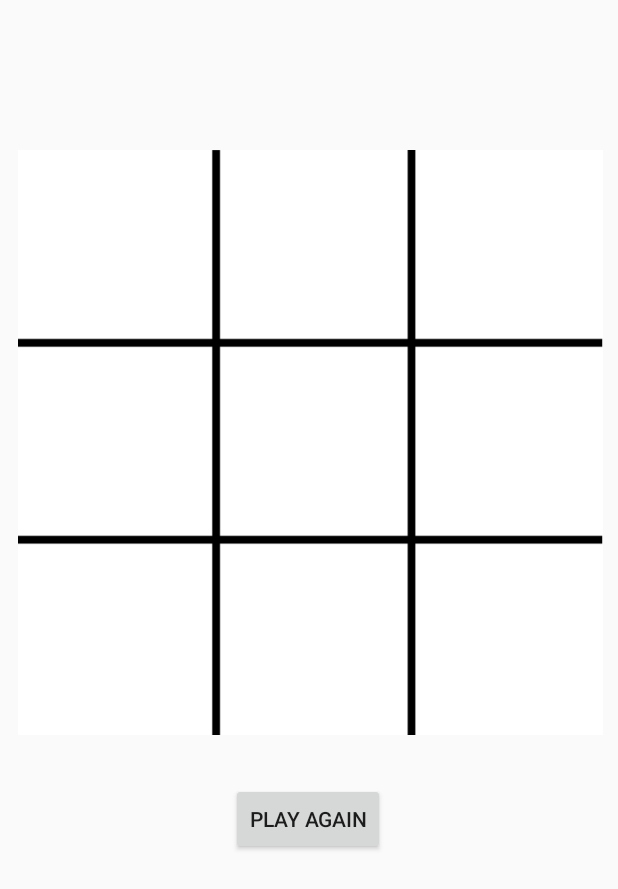
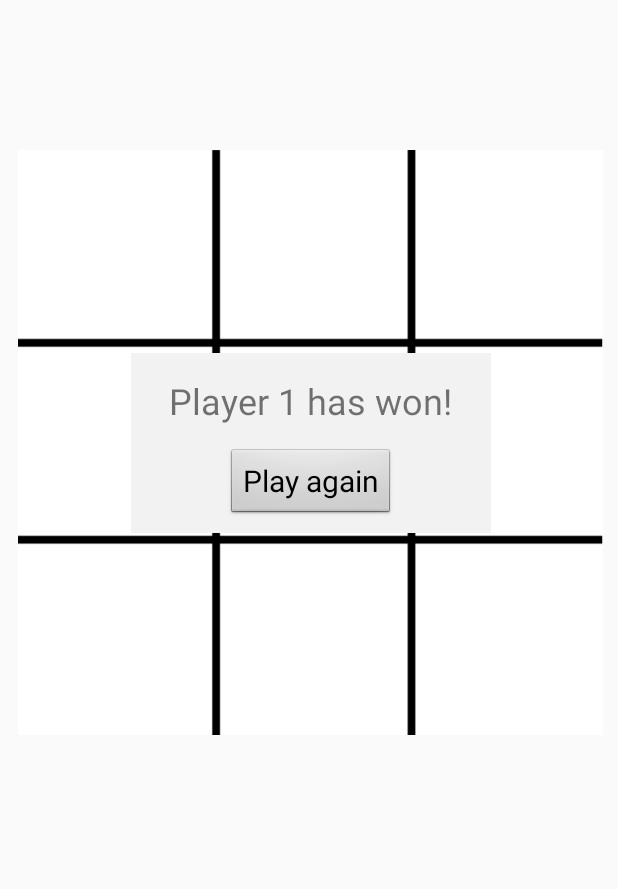
Before and after one commit to Udemy-The-Complete-Android-Dev-Course/S4-Connect-3, an Android app: the layout activity_main.xml on its own in the app's theme, with its tools: preview values and no code run, on a phone screen of 412 x 824 dp. Shown: the top 889 px of the screen. Run offline under Robolectric (Android 15) with nearby library versions, the phone set to English and light mode, and no system bars.

```diff
--- a/app/src/main/res/layout/activity_main.xml
+++ b/app/src/main/res/layout/activity_main.xml
@@ -107,15 +107,36 @@
 
     </TableLayout>
 
+    <LinearLayout
+        android:id="@+id/endOfGameLayout"
+        android:layout_width="240dp"
+        android:layout_height="120dp"
+        android:background="#F3F2F2"
+        android:orientation="vertical"
+        app:layout_constraintBottom_toBottomOf="@+id/table"
+        app:layout_constraintEnd_toEndOf="@+id/table"
+        app:layout_constraintStart_toStartOf="@+id/table"
+        app:layout_constraintTop_toTopOf="@+id/table">
+
+        <TextView
+            android:id="@+id/endOfGameMessage"
+            android:layout_width="wrap_content"
+            android:layout_height="wrap_content"
+            android:layout_gravity="center_horizontal"
+            android:layout_marginTop="15dp"
+            android:text="Player 1 has won!"
+            android:textSize="24sp" />
+
         <Button
             android:id="@+id/restartButton"
+            style="@android:style/Widget.Button"
             android:layout_width="wrap_content"
             android:layout_height="wrap_content"
-        android:layout_marginTop="32dp"
+            android:layout_gravity="center_horizontal"
+            android:layout_marginTop="15dp"
             android:onClick="restartGame"
             android:text="Play again"
-        app:layout_constraintEnd_toEndOf="parent"
-        app:layout_constraintHorizontal_bias="0.498"
-        app:layout_constraintStart_toStartOf="parent"
-        app:layout_constraintTop_toBottomOf="@+id/table" />
+            android:textSize="20sp" />
+    </LinearLayout>
+
 </androidx.constraintlayout.widget.ConstraintLayout>
```
Also changed, not shown: app/src/main/java/ldansorean/s4connect3/MainActivity.java (+21 -14 lines). Lines whose indentation alone changed are shown as unchanged.
